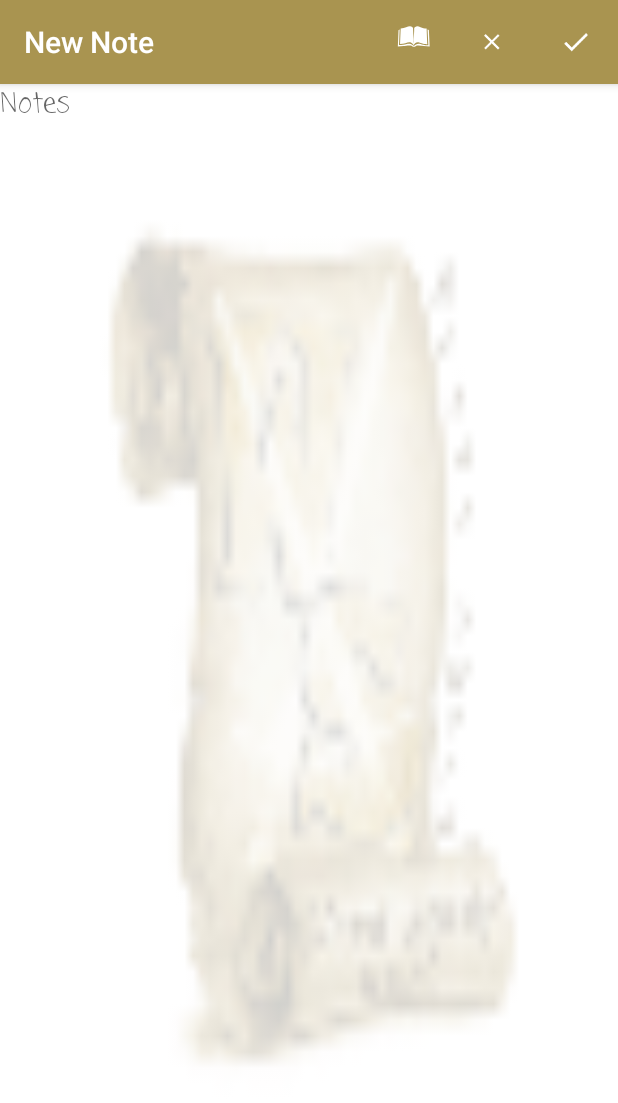
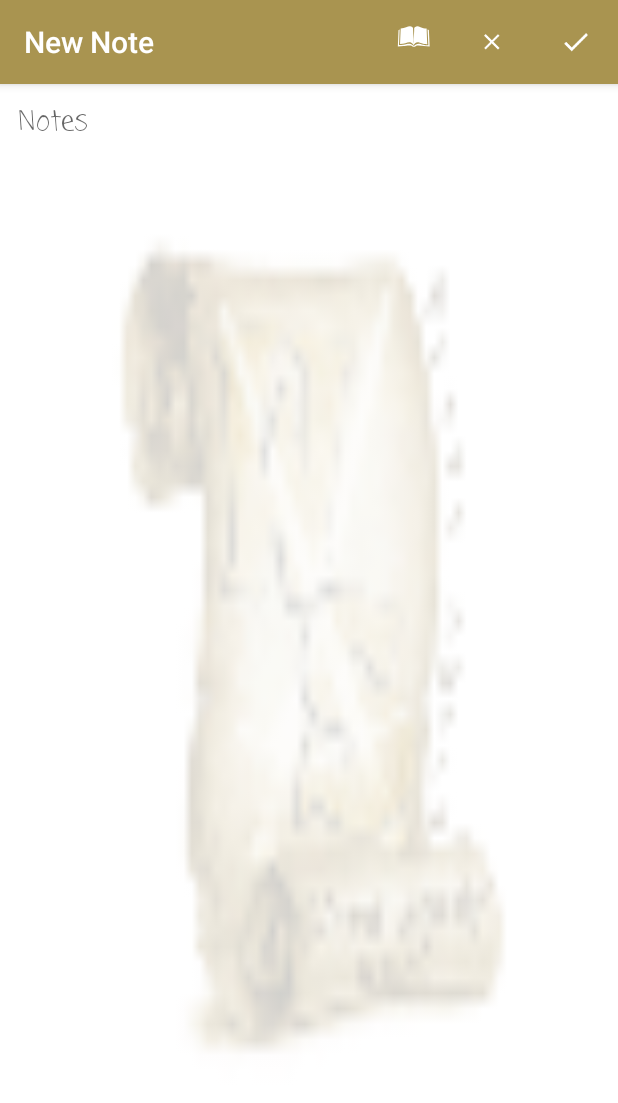
Before and after one commit to obakolefunmi/WordstudyUnitAndroid, an Android app: the EditNoteActivity screen opened directly, with no data from a screen before it, on a phone screen of 412 x 824 dp. Shown: the top 1103 px of the screen. Run offline under Robolectric (Android 15) with nearby library versions, the phone set to English and light mode, and no system bars.

Commit message:
Edit on notepad..

```diff
--- a/app/src/main/java/com/cuwordstudy/solomolaiye/wordstudyunit/EditNoteActivity.java
+++ b/app/src/main/java/com/cuwordstudy/solomolaiye/wordstudyunit/EditNoteActivity.java
@@ -88,6 +88,9 @@ public class EditNoteActivity extends AppCompatActivity {
                 if(!TextUtils.isEmpty(status))
                 {
                     addnewnote(newtext.getText().toString());
+                    Intent intent1 = new Intent(EditNoteActivity.this, Notepadactivity.class);
+                    startActivity(intent1);
+                    finish();
 
                 }
                 else
--- a/app/src/main/res/layout/activity_edit_note.xml
+++ b/app/src/main/res/layout/activity_edit_note.xml
@@ -12,10 +12,14 @@
         android:id="@+id/new_note"
         android:layout_width="match_parent"
         android:layout_height="match_parent"
+        android:layout_margin="12dp"
         android:background="@mipmap/bg_ws_template"
         android:fontFamily="casual"
         android:gravity="top"
         android:hint="Notes"
+        android:isScrollContainer="true"
         android:lineSpacingExtra="8sp"
+        android:scrollbars="vertical"
         android:typeface="monospace" />
+
 </LinearLayout>
```
